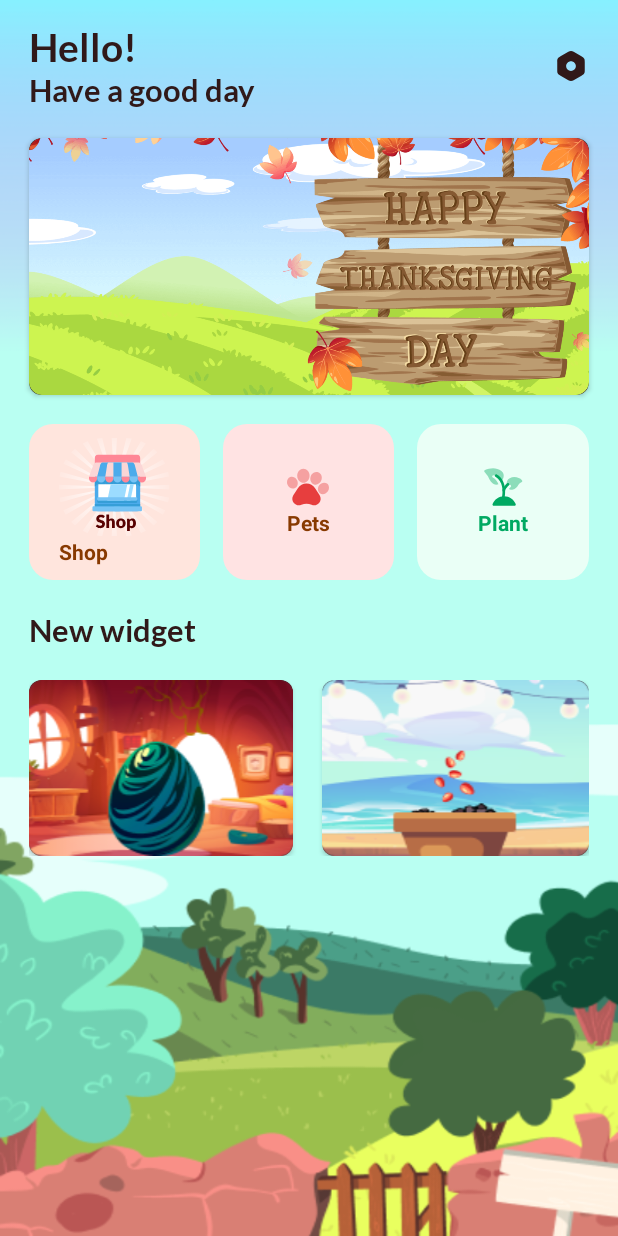
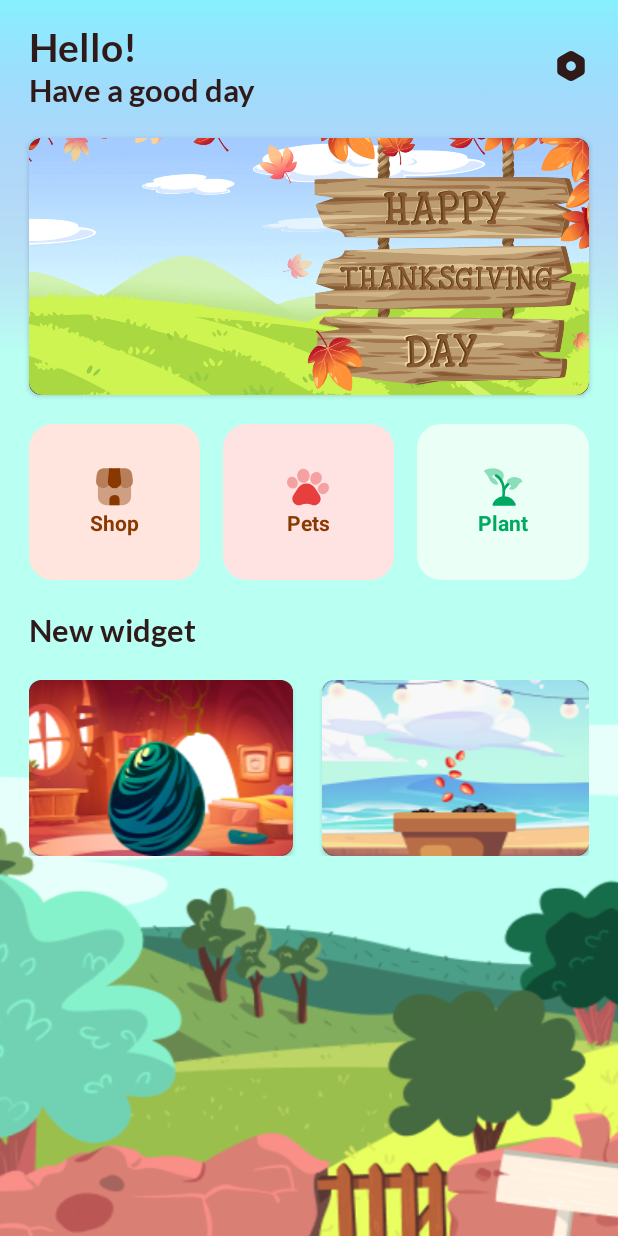
Before and after one commit to hvu0712/base_widget, an Android app: the screen it shows after launch (HomeActivity), on a phone screen of 412 x 824 dp. Run offline under Robolectric (Android 15) with nearby library versions, the phone set to English and light mode, and no system bars; our stand-ins replace Room's generated code, data binding, sdp/ssp sizes.

Commit message:
sua icon home

```diff
--- /dev/null
+++ b/app/src/main/res/drawable/ic_shop_home.xml
@@ -0,0 +1,27 @@
+<vector xmlns:android="http://schemas.android.com/apk/res/android"
+    android:width="29dp"
+    android:height="28dp"
+    android:viewportWidth="29"
+    android:viewportHeight="28">
+  <path
+      android:pathData="M25.765,13.288V20.277C25.765,23.497 23.152,26.11 19.932,26.11H9.735C6.515,26.11 3.902,23.497 3.902,20.277V13.37C4.788,14.327 6.048,14.875 7.413,14.875C8.883,14.875 10.295,14.14 11.182,12.962C11.975,14.14 13.328,14.875 14.833,14.875C16.327,14.875 17.657,14.175 18.462,13.008C19.36,14.163 20.748,14.875 22.195,14.875C23.607,14.875 24.89,14.303 25.765,13.288Z"
+      android:strokeAlpha="0.4"
+      android:fillColor="#883900"
+      android:fillAlpha="0.4"/>
+  <path
+      android:pathData="M18.322,1.458H11.322L10.458,10.045C10.388,10.838 10.505,11.585 10.797,12.262C11.473,13.848 13.06,14.875 14.833,14.875C16.63,14.875 18.182,13.872 18.882,12.273C19.092,11.772 19.22,11.188 19.232,10.593V10.372L18.322,1.458Z"
+      android:fillColor="#883900"/>
+  <path
+      android:pathData="M26.92,9.648L26.582,6.417C26.092,2.893 24.493,1.458 21.075,1.458H16.595L17.458,10.208C17.47,10.325 17.482,10.453 17.482,10.675C17.552,11.282 17.738,11.842 18.018,12.343C18.858,13.883 20.492,14.875 22.195,14.875C23.747,14.875 25.147,14.187 26.022,12.973C26.722,12.04 27.037,10.862 26.92,9.648Z"
+      android:strokeAlpha="0.6"
+      android:fillColor="#883900"
+      android:fillAlpha="0.6"/>
+  <path
+      android:pathData="M8.522,1.458C5.092,1.458 3.505,2.893 3.003,6.452L2.688,9.66C2.572,10.908 2.91,12.122 3.645,13.067C4.532,14.222 5.897,14.875 7.413,14.875C9.117,14.875 10.75,13.883 11.578,12.367C11.882,11.842 12.08,11.235 12.138,10.605L13.048,1.47H8.522V1.458Z"
+      android:strokeAlpha="0.6"
+      android:fillColor="#883900"
+      android:fillAlpha="0.6"/>
+  <path
+      android:pathData="M14.075,19.437C12.593,19.588 11.473,20.848 11.473,22.342V26.11H18.182V22.75C18.193,20.312 16.758,19.157 14.075,19.437Z"
+      android:fillColor="#883900"/>
+</vector>
--- a/app/src/main/res/layout/activity_home.xml
+++ b/app/src/main/res/layout/activity_home.xml
@@ -96,7 +96,7 @@
                         android:layout_width="wrap_content"
                         android:layout_height="wrap_content"
                         android:layout_gravity="center"
-                        android:src="@drawable/ic_shop" />
+                        android:src="@drawable/ic_shop_home" />
 
                     <TextView
                         android:layout_width="wrap_content"
```
